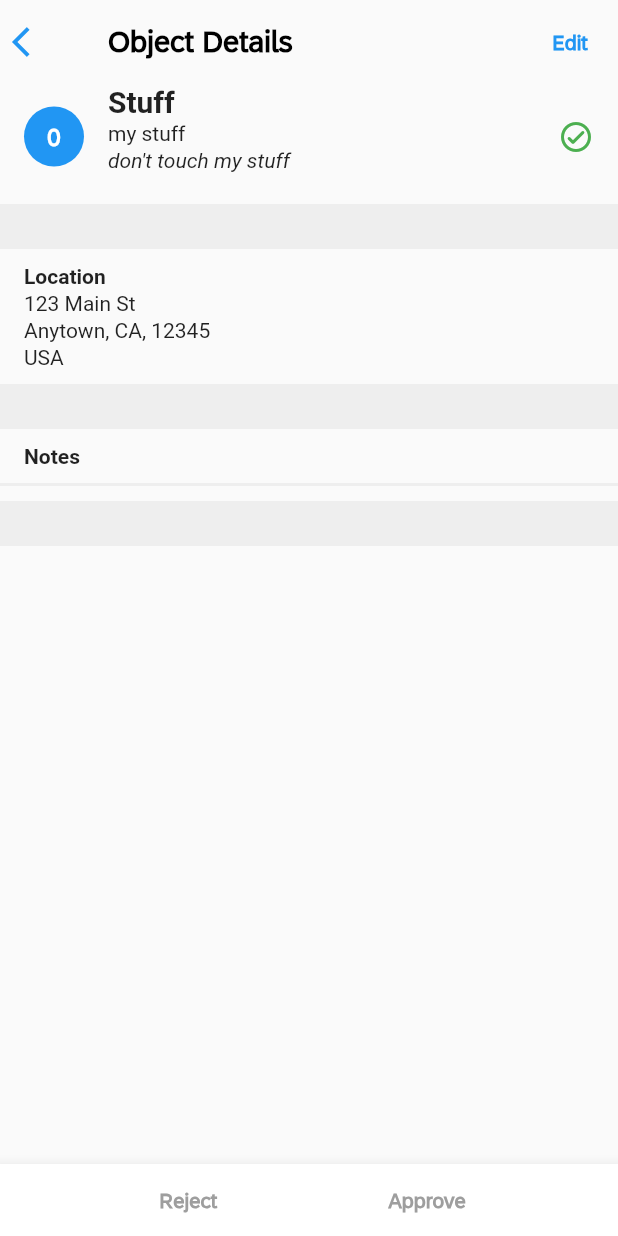
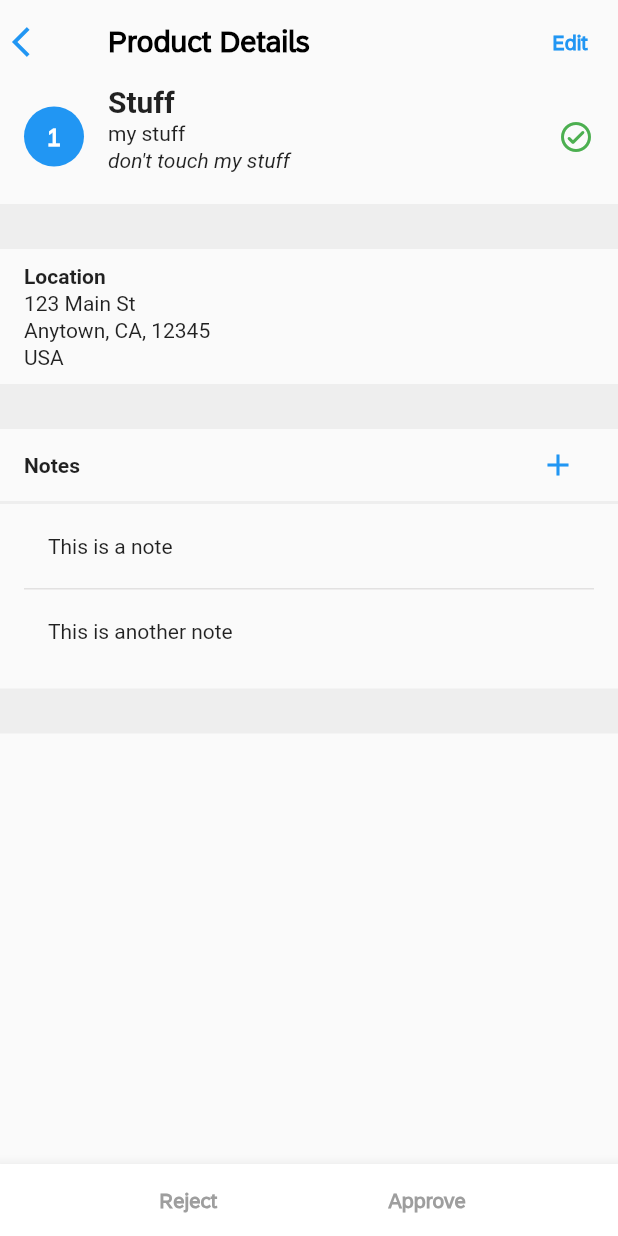
Before and after one commit to MindsetConsulting/com.mindset.ipv.fiori_flutter, a Flutter app: the screen it shows after launch, after a tap on the "arrow forward ios" icon, on a phone screen of 412 x 824 dp. Run offline on Flutter 3.47's test engine with Material 2 defaults, Android fonts, the phone set to English and light mode, and no system bars.

Commit message:
objectdetailopage notes list added

```diff
--- a/lib/main.dart
+++ b/lib/main.dart
@@ -25,7 +25,7 @@ class ListReportPage extends StatefulWidget {
 class _ListReportPageState extends State<ListReportPage> {
   final TextEditingController _searchController = TextEditingController();
   String _searchText = '';
-  final List<Map<String, String>> _items = [
+  final List<Map<String, dynamic>> _items = [
     {
       'id': '0',
       'item': 'Stuff',
@@ -37,7 +37,11 @@ class _ListReportPageState extends State<ListReportPage> {
       'state': 'CA',
       'zipCode': '12345',
       'country': 'USA',
-      'notes': 'This is a note|This is another note',
+      'quantity': 1,
+      'notes': [
+        {'text': 'This is a note'},
+        {'text': 'This is another note'},
+      ],
     },
     {
       'id': '1',
@@ -50,7 +54,10 @@ class _ListReportPageState extends State<ListReportPage> {
       'state': 'CA',
       'zipCode': '12345',
       'country': 'USA',
-      'notes': 'This is a note',
+      'quantity': 5,
+      'notes': [
+        {'text': 'This is a note'},
+      ],
     },
     {
       'id': '2',
@@ -63,7 +70,10 @@ class _ListReportPageState extends State<ListReportPage> {
       'state': 'CA',
       'zipCode': '12345',
       'country': 'USA',
-      'notes': 'This is a note',
+      'quantity': 10,
+      'notes': [
+        {'text': 'This is a note'},
+      ],
     },
   ];
 
@@ -89,6 +99,7 @@ class _ListReportPageState extends State<ListReportPage> {
     String item = '';
     String description = '';
     String additionalInfo = '';
+    int quantity = 1;
 
     showDialog(
       context: context,
@@ -101,10 +112,11 @@ class _ListReportPageState extends State<ListReportPage> {
               fontWeight: FontWeight.bold,
             ),
           ),
-          content: Column(
+          content: Form(
+            child: Column(
               mainAxisSize: MainAxisSize.min,
               children: [
-              TextField(
+                TextFormField(
                   decoration: const InputDecoration(
                     labelText: 'Item',
                   ),
@@ -112,7 +124,7 @@ class _ListReportPageState extends State<ListReportPage> {
                     item = value;
                   },
                 ),
-              TextField(
+                TextFormField(
                   decoration: const InputDecoration(
                     labelText: 'Description',
                   ),
@@ -120,7 +132,7 @@ class _ListReportPageState extends State<ListReportPage> {
                     description = value;
                   },
                 ),
-              TextField(
+                TextFormField(
                   decoration: const InputDecoration(
                     labelText: 'Additional Information',
                   ),
@@ -128,7 +140,23 @@ class _ListReportPageState extends State<ListReportPage> {
                     additionalInfo = value;
                   },
                 ),
+                DropdownButtonFormField<int>(
+                  value: quantity,
+                  decoration: const InputDecoration(
+                    labelText: 'Quantity',
+                  ),
+                  items: List.generate(10, (index) => index + 1)
+                      .map((value) => DropdownMenuItem<int>(
+                            value: value,
+                            child: Text(value.toString()),
+                          ))
+                      .toList(),
+                  onChanged: (value) {
+                    quantity = value!;
+                  },
+                ),
               ],
+            ),
           ),
           actions: [
             TextButton(
@@ -158,7 +186,8 @@ class _ListReportPageState extends State<ListReportPage> {
                     'state': '',
                     'zipCode': '',
                     'country': ' ',
-                    'notes': '{}',
+                    'quantity': quantity.toString(),
+                    'notes': '[]',
                   });
                 });
                 Navigator.pop(context);
@@ -185,7 +214,7 @@ class _ListReportPageState extends State<ListReportPage> {
         backgroundColor: Colors.transparent,
         elevation: 0,
         title: const Text(
-          'List Report',
+          'Product List',
           style: TextStyle(
             fontFamily: 'SAP72',
             fontWeight: FontWeight.bold,
@@ -269,7 +298,7 @@ class _ListReportPageState extends State<ListReportPage> {
                       : CircleAvatar(
                           backgroundColor: Colors.blue,
                           child: Text(
-                            '${_items[index]['id']}',
+                            '${_items[index]['quantity']}',
                             style: const TextStyle(
                               fontFamily: 'SAP72',
                               fontWeight: FontWeight.bold,
@@ -457,11 +486,9 @@ class _ListReportPageState extends State<ListReportPage> {
   }
 }
 
-
-
 class ObjectDetailPage extends StatefulWidget {
-  final Map<String, String> item;
-  final Function(Map<String, String>) updateItemStatus;
+  final Map<String, dynamic> item;
+  final Function(Map<String, dynamic>) updateItemStatus;
 
   const ObjectDetailPage({
     Key? key,
@@ -554,7 +581,7 @@ class _ObjectDetailPageState extends State<ObjectDetailPage> {
           },
         ),
         title: const Text(
-          'Object Details',
+          'Product Details',
           style: TextStyle(
             fontFamily: 'SAP72',
             fontWeight: FontWeight.bold,
@@ -591,7 +618,7 @@ class _ObjectDetailPageState extends State<ObjectDetailPage> {
                       CircleAvatar(
                         backgroundColor: Colors.blue,
                         child: Text(
-                          '${widget.item['id']}',
+                          '${widget.item['quantity']}',
                           style: const TextStyle(
                             fontFamily: 'SAP72',
                             fontWeight: FontWeight.bold,
@@ -699,30 +726,60 @@ class _ObjectDetailPageState extends State<ObjectDetailPage> {
               color: Colors.grey[200],
               height: 30,
             ),
-            const SizedBox(height: 10),
-            const Padding(
-              padding: EdgeInsets.symmetric(vertical: 0, horizontal: 16.0),
-              child: Column(
-                crossAxisAlignment: CrossAxisAlignment.start,
+            Padding(
+              padding: const EdgeInsets.symmetric(vertical: 0, horizontal: 16.0),
+              child: Row(
+                mainAxisAlignment: MainAxisAlignment.spaceBetween,
                 children: [
-                  Text(
+                  const Text(
                     'Notes',
                     style: TextStyle(
                       fontSize: 14,
                       fontWeight: FontWeight.bold,
                     ),
                   ),
+                  IconButton(
+                    onPressed: () {},
+                    icon: const Icon(Icons.add),
+                    color: Colors.blue,
+                  ),
                 ],
               ),
             ),
-            const SizedBox(height: 10),
             Container(
               width: double.infinity,
               color: Colors.grey[200],
               height: 2,
             ),
+            Padding(
+              padding:
+                  const EdgeInsets.symmetric(vertical: 0, horizontal: 16.0),
+              child: ListView.builder(
+                shrinkWrap: true,
+                physics: const NeverScrollableScrollPhysics(),
+                itemCount: widget.item['notes'].length,
+                itemBuilder: (BuildContext context, int index) {
+                  final note = widget.item['notes'][index];
+                  return Column(
+                    children: [
+                      ListTile(
+                        title: Text(
+                          note['text'],
+                          style: const TextStyle(fontSize: 14),
+                        ),
+                      ),
+                      if (index != widget.item['notes'].length - 1)
+                        const Divider(
+                          color: Color.fromARGB(255, 226, 225, 225),
+                          height: 1,
+                          thickness: 1,
+                        ),
+                    ],
+                  );
+                },
+              ),
+            ),
             const SizedBox(height: 10),
-
             Container(
               width: double.infinity,
               color: Colors.grey[200],
```
Lines whose indentation alone changed are shown as unchanged.
